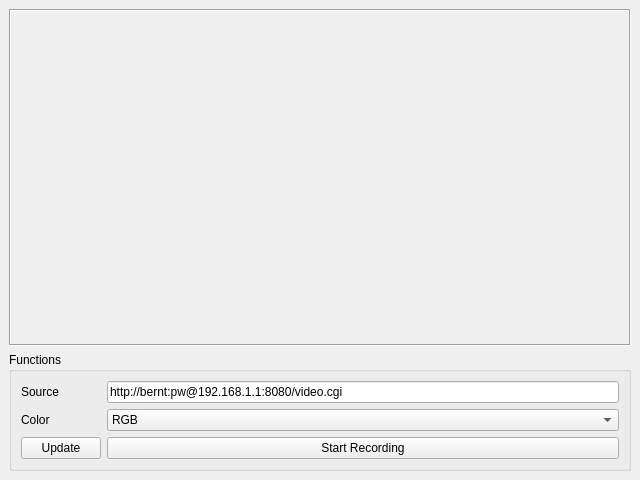
The window that src/designer/window_video.ui (marsinstituteSC/MissionControl) describes before a commit, drawn with Qt 5.
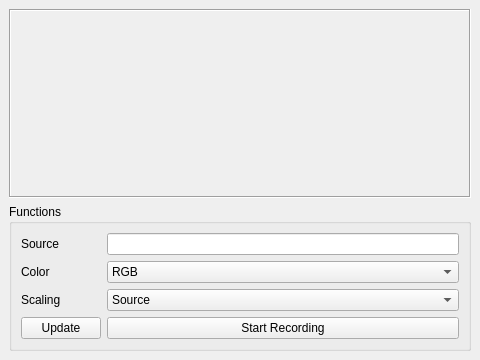
The same window after the commit.

Commit message:
- Finished the new camera stream video logic, each camera is its own window, you can set the color and scaling stuff in realtime, the position and size of the window will also be stored so it will be restored properly on app restart.
- Added missing pyQt slots.

- Refactored lots of code.

What changed in the file:
```diff
--- a/src/designer/window_video.ui
+++ b/src/designer/window_video.ui
@@ -6,8 +6,8 @@
    <rect>
     <x>0</x>
     <y>0</y>
-    <width>640</width>
-    <height>480</height>
+    <width>480</width>
+    <height>360</height>
    </rect>
   </property>
   <property name="windowTitle">
@@ -31,7 +31,7 @@
        <item row="1" column="1">
         <widget class="QLineEdit" name="sourceField">
          <property name="text">
-          <string>http://bernt:pw@192.168.1.1:8080/video.cgi</string>
+          <string/>
          </property>
         </widget>
        </item>
@@ -70,6 +70,48 @@
          </item>
         </widget>
        </item>
+       <item row="3" column="0">
+        <widget class="QLabel" name="lbl3">
+         <property name="text">
+          <string>Scaling</string>
+         </property>
+        </widget>
+       </item>
+       <item row="3" column="1">
+        <widget class="QComboBox" name="scaleChoices">
+         <property name="sizePolicy">
+          <sizepolicy hsizetype="Preferred" vsizetype="Preferred">
+           <horstretch>0</horstretch>
+           <verstretch>0</verstretch>
+          </sizepolicy>
+         </property>
+         <item>
+          <property name="text">
+           <string>Source</string>
+          </property>
+         </item>
+         <item>
+          <property name="text">
+           <string>1920x1080</string>
+          </property>
+         </item>
+         <item>
+          <property name="text">
+           <string>1280x720</string>
+          </property>
+         </item>
+         <item>
+          <property name="text">
+           <string>640x480</string>
+          </property>
+         </item>
+         <item>
+          <property name="text">
+           <string>480x360</string>
+          </property>
+         </item>
+        </widget>
+       </item>
       </layout>
      </widget>
     </item>
```
Left out of the diff: 4 changed lines with no effect on the pictures. The commit also changes 7 other files.
